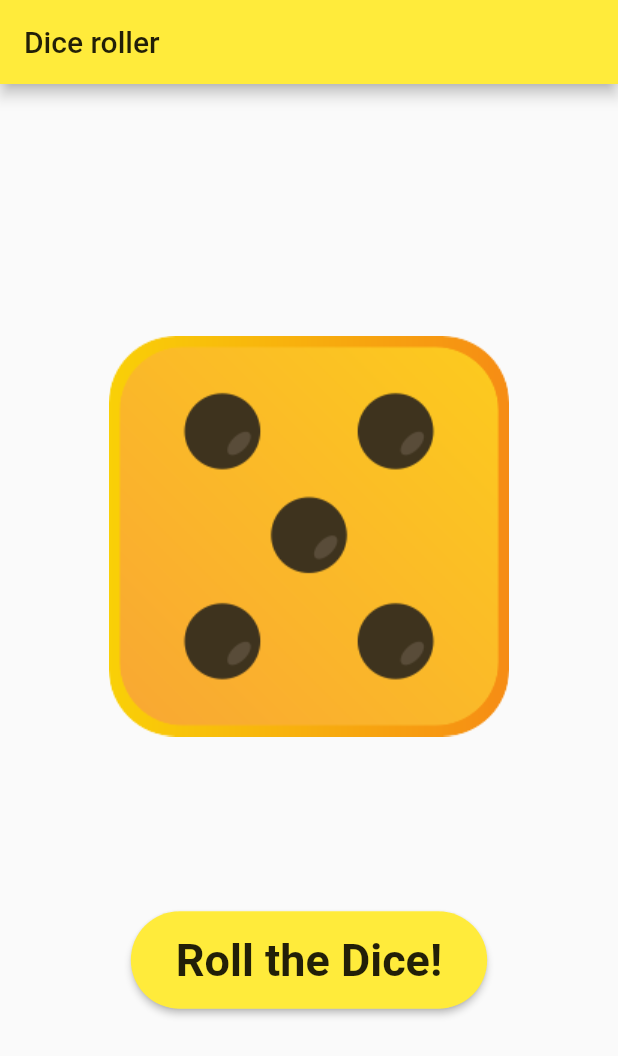
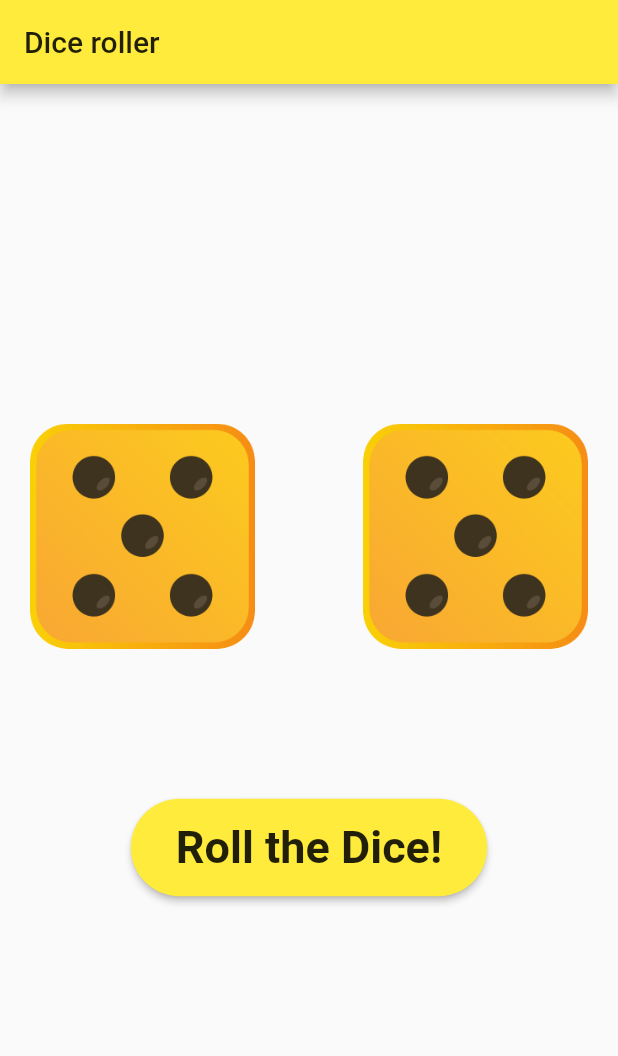
Before and after one commit to keshavrkaranth/Flutter-series, a Flutter app: the screen it shows after launch, after a tap on "Roll the Dice!", on a phone screen of 412 x 824 dp. Shown: the top 1056 px of the screen. Run offline on Flutter 3.47's test engine with Material 2 defaults, Android fonts, the light colour scheme and no system bars.

Commit message:
updated dice app

```diff
--- a/dice_roller/lib/Homepage.dart
+++ b/dice_roller/lib/Homepage.dart
@@ -18,40 +18,71 @@ class _HomepageState extends State<Homepage> {
   AssetImage six = AssetImage('images/six.png');
 
   AssetImage diceImage;
+  AssetImage sdiceImage;
 
   @override
   void initState() {
     super.initState();
     setState(() {
       diceImage = one;
+      sdiceImage = six;
     });
   }
 
   void onClick() {
     int rand = (1 + Random().nextInt(6));
+    int rand1 = (1 + Random().nextInt(6));
     AssetImage newImg;
+    AssetImage snewImg;
     switch (rand) {
       case 1:
         newImg = one;
+        snewImg = one;
         break;
       case 2:
         newImg = two;
+        snewImg = two;
         break;
       case 3:
         newImg = three;
+        snewImg = three;
         break;
       case 4:
         newImg = four;
+        snewImg = four;
         break;
       case 5:
         newImg = five;
+        snewImg = five;
         break;
       case 6:
         newImg = six;
+        snewImg = six;
+        break;
+    }
+    switch (rand1) {
+      case 1:
+        snewImg = one;
+        break;
+      case 2:
+        snewImg = two;
+        break;
+      case 3:
+        snewImg = three;
+        break;
+      case 4:
+        snewImg = four;
+        break;
+      case 5:
+        snewImg = five;
+        break;
+      case 6:
+        snewImg = six;
         break;
     }
     setState(() {
       diceImage = newImg;
+      sdiceImage = snewImg;
     });
   }
 
@@ -64,10 +95,23 @@ class _HomepageState extends State<Homepage> {
       body: Column(
         mainAxisAlignment: MainAxisAlignment.center,
         children: [
-          Image(
-            image: diceImage,
-            width: 500.0,
-            height: 300.0,
+          Container(
+            margin: EdgeInsets.only(left: 20, right: 20),
+            child: Row(
+              mainAxisAlignment: MainAxisAlignment.spaceBetween,
+              children: [
+                Image(
+                  image: diceImage,
+                  width: 150.0,
+                  height: 150.0,
+                ),
+                Image(
+                  image: sdiceImage,
+                  width: 150.0,
+                  height: 150.0,
+                ),
+              ],
+            ),
           ),
           Container(
             margin: EdgeInsets.only(top: 100),
```
